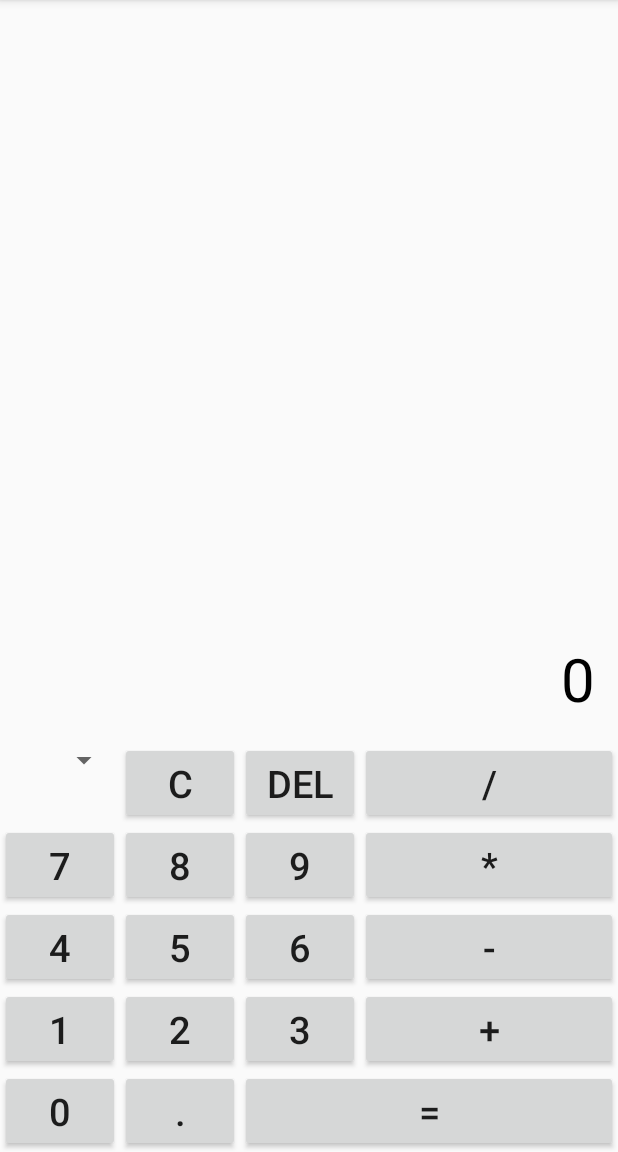
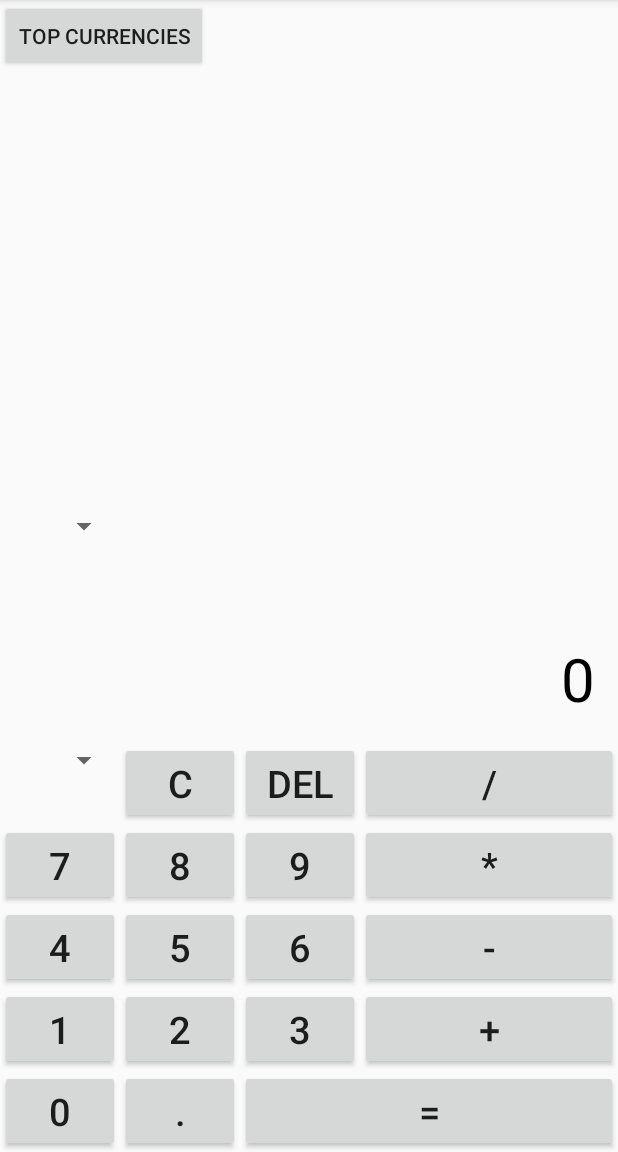
Before and after one commit to andela-tsolarin/Calcurren, an Android app: the screen it shows after launch (CalculatorActivity), on a phone screen of 412 x 824 dp, the part 84-1236 px from its top. Run offline under Robolectric (Android 15) with nearby library versions, the phone set to English and light mode, and no system bars; libraries missing offline, so code that uses them is left out: com.loopj.android, cz.msebera.android; 2 statements that could not run were skipped.

```diff
--- a/app/src/main/AndroidManifest.xml
+++ b/app/src/main/AndroidManifest.xml
@@ -18,6 +18,10 @@
                 <category android:name="android.intent.category.LAUNCHER" />
             </intent-filter>
         </activity>
+        <activity
+            android:name=".TopCurrenciesActivity"
+            android:label="@string/title_activity_top_currencies" >
+        </activity>
     </application>
 
 </manifest>
--- /dev/null
+++ b/app/src/main/java/com/andela/toni/calcurren/converters/Converter.java
@@ -0,0 +1,7 @@
+package com.andela.toni.calcurren.converters;
+
+import com.andela.toni.calcurren.models.Quantity;
+
+public interface Converter {
+    double convert(String from, String to, double value, Quantity[] quantities);
+}
--- a/app/src/main/java/com/andela/toni/calcurren/helpers/ExchangeRateHelper.java
+++ b/app/src/main/java/com/andela/toni/calcurren/helpers/ExchangeRateHelper.java
@@ -9,9 +9,6 @@ import org.json.JSONObject;
 
 import java.util.Iterator;
 
-/**
- * Created by Andela on 10/9/15.
- */
 public class ExchangeRateHelper implements Helper {
 
     private CalculatorActivity activity;
--- a/app/src/main/java/com/andela/toni/calcurren/models/Quantity.java
+++ b/app/src/main/java/com/andela/toni/calcurren/models/Quantity.java
@@ -1,8 +1,6 @@
 package com.andela.toni.calcurren.models;
 
-/**
- * Created by Andela on 10/9/15.
- */
+
 public class Quantity {
 
     private String key;
--- a/app/src/main/java/com/andela/toni/calcurren/operations/NetworkOperations.java
+++ b/app/src/main/java/com/andela/toni/calcurren/operations/NetworkOperations.java
@@ -1,4 +1,6 @@
 package com.andela.toni.calcurren.operations;
+
+import android.util.Log;
 
 import com.andela.toni.calcurren.helpers.Helper;
 import com.loopj.android.http.*;
@@ -22,6 +24,11 @@ public class NetworkOperations {
                 helper.finished(response);
             }
 
+            @Override
+            public void onFailure(int statusCode, Header[] headers, Throwable e, JSONObject errorResponse) {
+                Log.d("Error", "Error occured");
+            }
+
         });
     }
 }
--- a/app/src/main/res/layout/activity_calculator.xml
+++ b/app/src/main/res/layout/activity_calculator.xml
@@ -8,6 +8,41 @@
         android:layout_width="match_parent"
         android:layout_height="wrap_content"
         android:layout_weight="1">
+
+        <Button
+            style="?android:attr/buttonStyleSmall"
+            android:layout_width="wrap_content"
+            android:layout_height="wrap_content"
+            android:text="Top Currencies"
+            android:onClick="topCurrenciesClicked"
+            android:id="@+id/topCurrencies" />
+
+    </LinearLayout>
+
+    <LinearLayout
+        android:orientation="horizontal"
+        android:layout_width="match_parent"
+        android:layout_height="wrap_content">
+
+        <Spinner
+            android:layout_width="80dp"
+            android:layout_height="wrap_content"
+            android:id="@+id/baseCurrency" />
+
+    </LinearLayout>
+
+    <LinearLayout
+        android:orientation="horizontal"
+        android:layout_width="match_parent"
+        android:layout_height="wrap_content">
+
+        <TextView
+            android:layout_width="match_parent"
+            android:layout_height="wrap_content"
+            android:id="@+id/history"
+            android:textSize="@dimen/hist_size"
+            android:padding="15dp"
+            android:textColor="#000000" />
 
     </LinearLayout>
 
@@ -23,7 +58,9 @@
             android:textSize="@dimen/num_size"
             android:padding="15dp"
             android:textColor="#000000"
-            android:gravity="right" />
+            android:gravity="right"
+            android:maxLength="14"
+            android:maxLines="1" />
 
     </LinearLayout>
 
@@ -31,13 +68,6 @@
         android:orientation="horizontal"
         android:layout_width="match_parent"
         android:layout_height="wrap_content">
-
-        <!--<Button-->
-            <!--android:layout_width="80dp"-->
-            <!--android:layout_height="wrap_content"-->
-            <!--android:text="CE"-->
-            <!--android:id="@+id/btnCE"-->
-            <!--android:textSize="@dimen/calc_num_size" />-->
 
         <Spinner
             android:layout_width="80dp"
--- a/app/src/main/res/values/dimens.xml
+++ b/app/src/main/res/values/dimens.xml
@@ -4,4 +4,5 @@
     <dimen name="activity_vertical_margin">5dp</dimen>
     <dimen name="calc_num_size">25dp</dimen>
     <dimen name="num_size">40dp</dimen>
+    <dimen name="hist_size">12dp</dimen>
 </resources>
--- a/app/src/main/res/values/strings.xml
+++ b/app/src/main/res/values/strings.xml
@@ -6,4 +6,5 @@
     <string name="equals">=</string>
     <string name="point">.</string>
     <string name="zeroo">0</string>
+    <string name="title_activity_top_currencies">TopCurrenciesActivity</string>
 </resources>
```
Also changed, not shown: app/src/main/java/com/andela/toni/calcurren/CalculatorActivity.java (+24 -7 lines), app/src/main/java/com/andela/toni/calcurren/TopCurrenciesActivity.java (added, +38 -0 lines), app/src/main/java/com/andela/toni/calcurren/converters/CurrencyConverter.java (added, +29 -0 lines), app/src/main/java/com/andela/toni/calcurren/operations/CalculatorOperations.java (+45 -2 lines), app/src/main/res/layout/activity_top_currencies.xml (added, +12 -0 lines), app/src/main/res/menu/menu_top_currencies.xml (added, +7 -0 lines).
